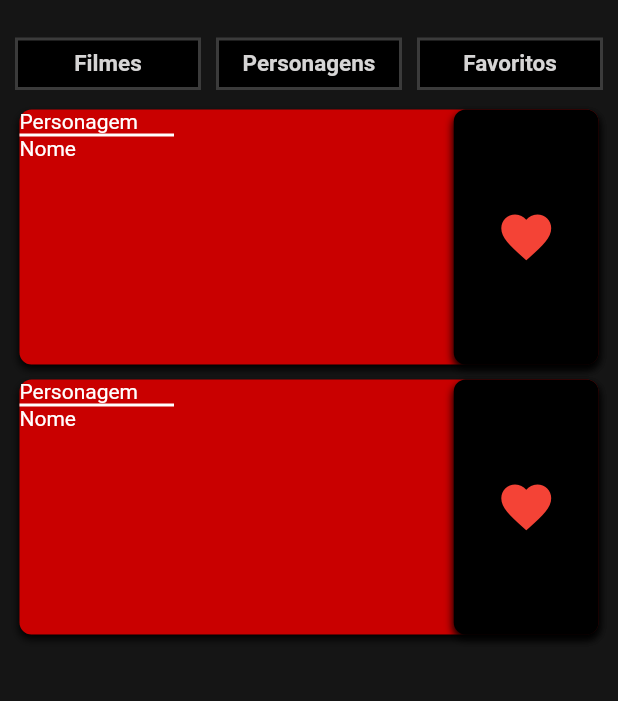
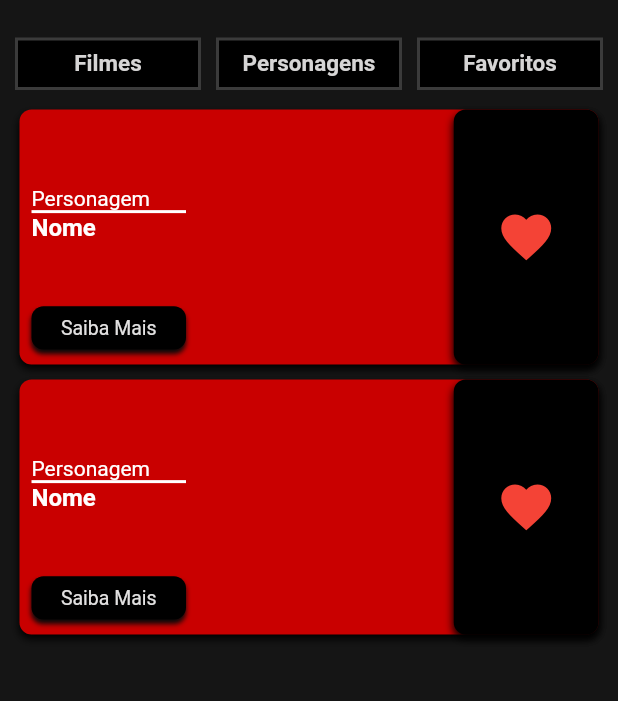
Before and after one commit to Luanfern/Escribo_Teste_Tecnico_03, a Flutter app: the screen it shows after launch, on a phone screen of 412 x 824 dp, the part 102-803 px from its top. Run offline on Flutter 3.47's test engine with Material 2 defaults, Android fonts, the phone set to English and light mode, and no system bars; our stand-ins replace flutter_colorpicker; missing offline and left inert: flutter_inappwebview, fluttermoji.

Commit message:
nono commit - organizando arquivos

```diff
--- a/lib/Variaveis.dart
+++ b/lib/Variaveis.dart
@@ -1,5 +1,5 @@
 import 'package:flutter/material.dart';
-import 'package:starwars_escribo/Body.dart';
+import 'package:starwars_escribo/Views/Body.dart';
 import 'package:starwars_escribo/componentes/Lists/FilmesList.dart';
 
 Widget page = const ListFilmes();
--- a/lib/Body.dart
+++ b/lib/Views/Body.dart
@@ -1,6 +1,6 @@
 import 'package:flutter/material.dart';
-import 'package:starwars_escribo/ListsArea.dart';
-import 'package:starwars_escribo/TopicsNavigation.dart';
+import 'package:starwars_escribo/Views/ListsArea.dart';
+import 'package:starwars_escribo/Views/TopicsNavigation.dart';
 
 class CorpoApp extends StatefulWidget {
   const CorpoApp({Key? key}) : super(key: key);
--- a/lib/Home.dart
+++ b/lib/Views/Home.dart
@@ -1,8 +1,8 @@
 import 'package:flutter/material.dart';
 import 'package:provider/provider.dart';
-import 'package:starwars_escribo/Body.dart';
+import 'package:starwars_escribo/Views/Body.dart';
 import 'package:starwars_escribo/Provider/Telas.dart';
-import 'package:starwars_escribo/SiteOficial.dart';
+import 'package:starwars_escribo/Views/SiteOficial.dart';
 import 'package:starwars_escribo/componentes/avatar.dart';
 import 'package:starwars_escribo/componentes/botaosite.dart';
 
--- a/lib/componentes/Lists/Componentes - Lista/CardLists.dart
+++ b/lib/componentes/Lists/Componentes - Lista/CardLists.dart
@@ -38,7 +38,15 @@ class _CardListsState extends State<CardLists> {
         children: [
           Expanded(
             flex: 6,
+            child: Container(
+              margin: const EdgeInsets.only(left: 8, top: 8, bottom: 10),
               child: Column(
+                crossAxisAlignment: CrossAxisAlignment.start,
+                mainAxisAlignment: MainAxisAlignment.spaceBetween,
+                children: [
+                  SizedBox(),
+                  Column(
+                    mainAxisAlignment: MainAxisAlignment.center,
                     crossAxisAlignment: CrossAxisAlignment.start,
                     children: [
                       Text(widget.type),
@@ -47,8 +55,42 @@ class _CardListsState extends State<CardLists> {
                         width: MediaQuery.of(context).size.width * 0.25,
                         height: 2,
                       ),
-                Text(widget.name),
+                      Text(
+                        widget.name,
+                        style: const TextStyle(
+                            fontSize: 16, fontWeight: FontWeight.bold),
+                      ),
                     ],
+                  ),
+                  GestureDetector(
+                    onTap: () {},
+                    child: Container(
+                      width: MediaQuery.of(context).size.width * 0.25,
+                      height: MediaQuery.of(context).size.width * 0.07,
+                      decoration: BoxDecoration(
+                        color: Colors.black,
+                        borderRadius: BorderRadius.circular(8),
+                        boxShadow: const [
+                          BoxShadow(
+                            color: Color.fromARGB(255, 10, 10, 10),
+                            offset: Offset(0, 3),
+                            blurRadius: 2,
+                          ),
+                        ],
+                      ),
+                      child: const Center(
+                        child: Text(
+                          'Saiba Mais',
+                          style: TextStyle(
+                            fontSize: 13,
+                            color: Color.fromARGB(255, 226, 225, 225),
+                          ),
+                        ),
+                      ),
+                    ),
+                  ),
+                ],
+              ),
             ),
           ),
           Expanded(
--- a/lib/componentes/avatar.dart
+++ b/lib/componentes/avatar.dart
@@ -1,10 +1,11 @@
 import 'package:flutter/material.dart';
 import 'package:fluttermoji/fluttermoji.dart';
 import 'package:provider/provider.dart';
-import 'package:starwars_escribo/AvatarTela.dart';
-import 'package:starwars_escribo/Body.dart';
+import 'package:starwars_escribo/Views/AvatarTela.dart';
+import 'package:starwars_escribo/Views/Body.dart';
 import 'package:starwars_escribo/Provider/Avatar.dart';
 import 'package:starwars_escribo/Provider/Telas.dart';
+import '../Views/AvatarTela.dart';
 
 class Avatar extends StatefulWidget {
   const Avatar({Key? key}) : super(key: key);
--- a/lib/main.dart
+++ b/lib/main.dart
@@ -1,7 +1,7 @@
 import 'package:flutter/material.dart';
 import 'package:flutter/services.dart';
 import 'package:provider/provider.dart';
-import 'package:starwars_escribo/Home.dart';
+import 'package:starwars_escribo/Views/Home.dart';
 import 'package:starwars_escribo/Provider/Pages.dart';
 import 'package:starwars_escribo/Provider/Telas.dart';
 
```
Also changed, not shown: lib/Views/AvatarTela.dart (renamed from lib/AvatarTela.dart), lib/Views/ListsArea.dart (renamed from lib/ListsArea.dart), lib/Views/SiteOficial.dart (renamed from lib/SiteOficial.dart), lib/Views/TopicsNavigation.dart (renamed from lib/TopicsNavigation.dart). Lines whose indentation alone changed are shown as unchanged.
